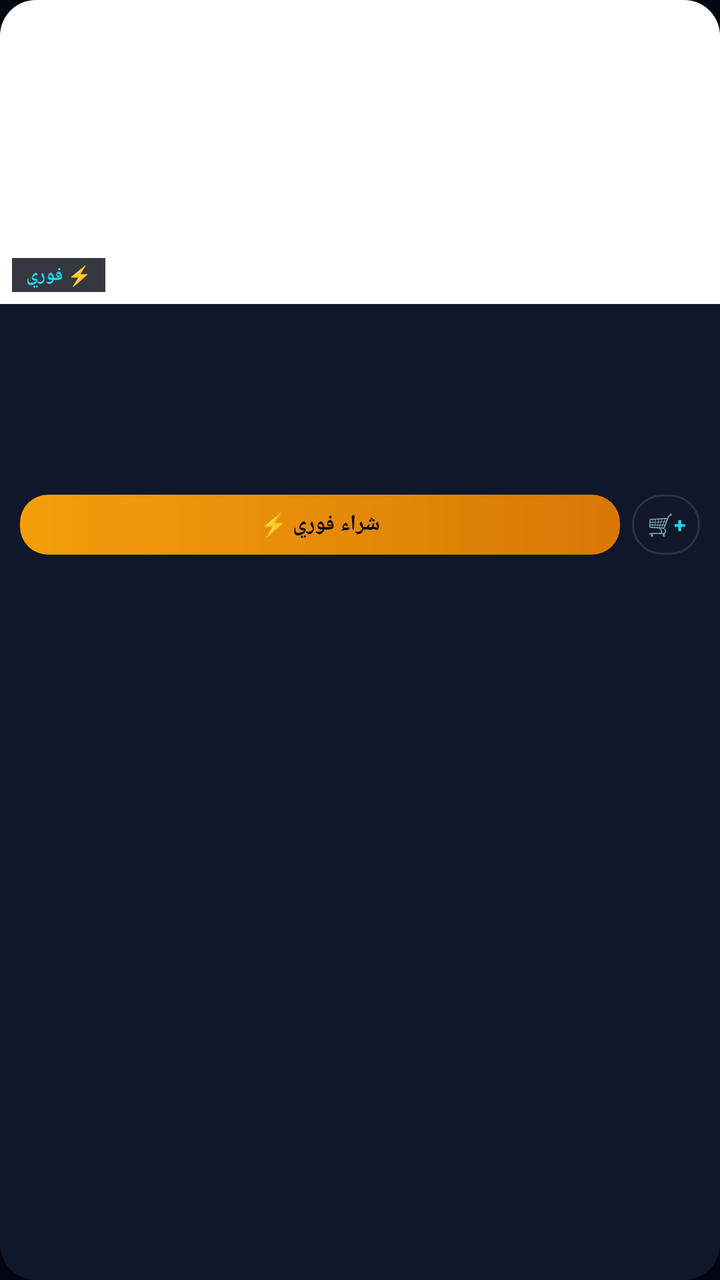
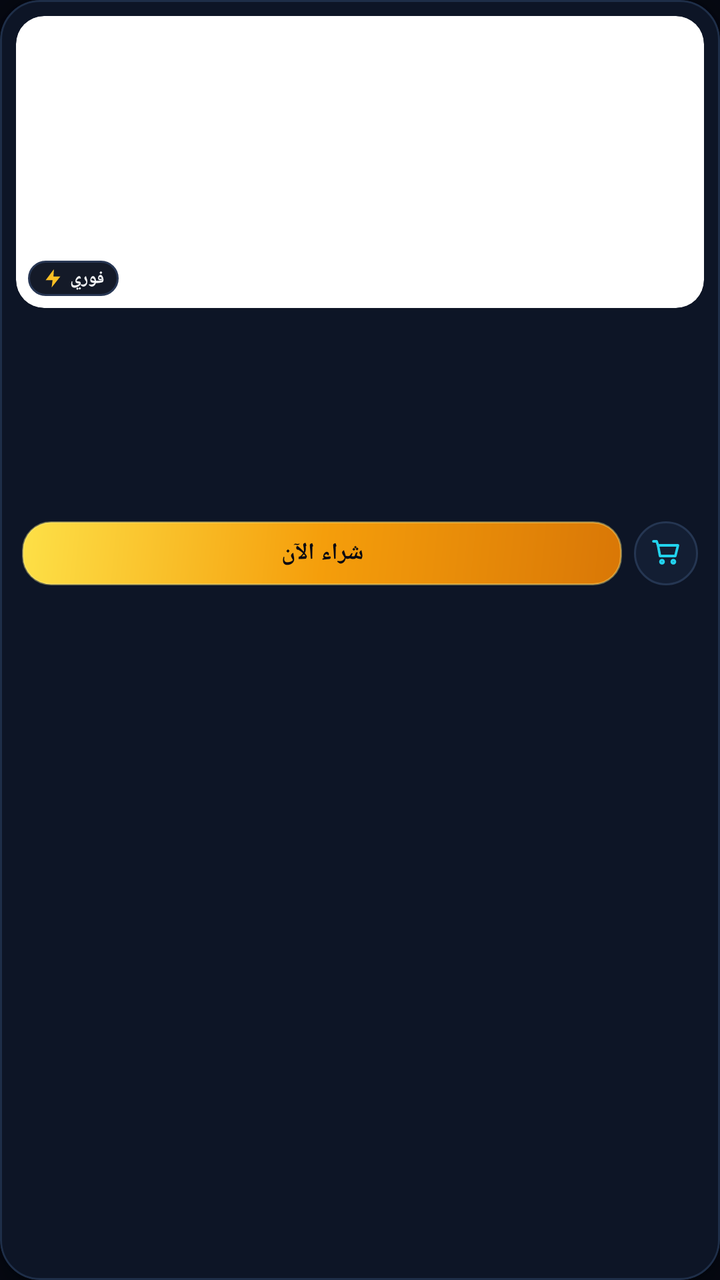

Screens rendered from an Android XML layout before and after an edit, with the pre-edit source and the edit as a unified diff.
<!-- AndroidManifest.xml: application theme Theme.RaqamiyatApp -->
<!-- res/layout/item_product_card.xml -->
<?xml version="1.0" encoding="utf-8"?>
<androidx.cardview.widget.CardView xmlns:android="http://schemas.android.com/apk/res/android"
    xmlns:app="http://schemas.android.com/apk/res-auto"
    android:layout_width="match_parent"
    android:layout_height="wrap_content"
    android:layout_margin="5dp"
    android:clickable="true"
    android:focusable="true"
    android:foreground="?android:attr/selectableItemBackground"
    app:cardBackgroundColor="#0F172A"
    app:cardCornerRadius="18dp"
    app:cardElevation="5dp">

    <LinearLayout
        android:layout_width="match_parent"
        android:layout_height="wrap_content"
        android:orientation="vertical">

        <FrameLayout
            android:layout_width="match_parent"
            android:layout_height="152dp"
            android:background="#FFFFFF">

            <ImageView
                android:id="@+id/product_image"
                android:layout_width="match_parent"
                android:layout_height="match_parent"
                android:contentDescription="صورة المنتج"
                android:padding="4dp"
                android:scaleType="fitCenter" />

            <TextView
                android:id="@+id/badge_stock"
                android:layout_width="wrap_content"
                android:layout_height="wrap_content"
                android:layout_gravity="top|start"
                android:layout_margin="8dp"
                android:background="@drawable/bg_badge_red"
                android:paddingHorizontal="8dp"
                android:paddingVertical="3dp"
                android:text="نفدت الكمية"
                android:textColor="#FFFFFF"
                android:textSize="9.5sp"
                android:textStyle="bold"
                android:visibility="gone" />

            <TextView
                android:id="@+id/badge_featured"
                android:layout_width="wrap_content"
                android:layout_height="wrap_content"
                android:layout_gravity="top|end"
                android:layout_margin="8dp"
                android:background="@drawable/bg_button_gold"
                android:paddingHorizontal="8dp"
                android:paddingVertical="3dp"
                android:text="مميز ★"
                android:textColor="#030712"
                android:textSize="9.5sp"
                android:textStyle="bold"
                android:visibility="gone" />

            <TextView
                android:id="@+id/badge_instant"
                android:layout_width="wrap_content"
                android:layout_height="wrap_content"
                android:layout_gravity="bottom|start"
                android:layout_margin="6dp"
                android:background="#CC030712"
                android:paddingHorizontal="7dp"
                android:paddingVertical="2dp"
                android:text="⚡ فوري"
                android:textColor="#22D3EE"
                android:textSize="9.5sp"
                android:textStyle="bold" />
        </FrameLayout>

        <LinearLayout
            android:layout_width="match_parent"
            android:layout_height="wrap_content"
            android:orientation="vertical"
            android:padding="10dp">

            <TextView
                android:id="@+id/product_category"
                android:layout_width="match_parent"
                android:layout_height="wrap_content"
                android:ellipsize="end"
                android:maxLines="1"
                android:textColor="#22D3EE"
                android:textSize="10sp"
                android:textStyle="bold" />

            <TextView
                android:id="@+id/product_name"
                android:layout_width="match_parent"
                android:layout_height="36dp"
                android:layout_marginTop="2dp"
                android:ellipsize="end"
                android:lineSpacingMultiplier="1.1"
                android:maxLines="2"
                android:textColor="#F8FAFC"
                android:textSize="12.5sp"
                android:textStyle="bold" />

            <TextView
                android:id="@+id/product_price"
                android:layout_width="match_parent"
                android:layout_height="wrap_content"
                android:layout_marginTop="6dp"
                android:ellipsize="end"
                android:maxLines="1"
                android:textColor="#FBBF24"
                android:textSize="14.5sp"
                android:textStyle="bold" />

            <LinearLayout
                android:layout_width="match_parent"
                android:layout_height="wrap_content"
                android:layout_marginTop="8dp"
                android:gravity="center_vertical"
                android:orientation="horizontal">

                <TextView
                    android:id="@+id/btn_card_buy"
                    android:layout_width="0dp"
                    android:layout_height="30dp"
                    android:layout_weight="1"
                    android:background="@drawable/bg_button_gold"
                    android:gravity="center"
                    android:text="شراء فوري ⚡"
                    android:textColor="#030712"
                    android:textSize="11sp"
                    android:textStyle="bold" />

                <TextView
                    android:id="@+id/btn_card_cart"
                    android:layout_width="34dp"
                    android:layout_height="30dp"
                    android:layout_marginStart="6dp"
                    android:background="@drawable/bg_chip_unselected"
                    android:gravity="center"
                    android:text="🛒+"
                    android:textColor="#22D3EE"
                    android:textSize="10.5sp"
                    android:textStyle="bold" />
            </LinearLayout>
        </LinearLayout>
    </LinearLayout>
</androidx.cardview.widget.CardView>
<!-- resources referenced by this layout -->
<resources>
  <!-- drawable bg_badge_red (drawable) -->
  <?xml version="1.0" encoding="utf-8"?>
  <shape xmlns:android="http://schemas.android.com/apk/res/android" android:shape="rectangle">
      <solid android:color="#26EF4444" />
      <corners android:radius="999dp" />
      <stroke android:width="1dp" android:color="#EF4444" />
  </shape>
  <!-- drawable bg_button_gold (drawable) -->
  <?xml version="1.0" encoding="utf-8"?>
  <shape xmlns:android="http://schemas.android.com/apk/res/android" android:shape="rectangle">
      <gradient
          android:startColor="#F59E0B"
          android:endColor="#D97706"
          android:angle="0" />
      <corners android:radius="14dp" />
  </shape>
  <!-- drawable bg_chip_unselected (drawable) -->
  <?xml version="1.0" encoding="utf-8"?>
  <shape xmlns:android="http://schemas.android.com/apk/res/android" android:shape="rectangle">
      <solid android:color="#111827" />
      <corners android:radius="20dp" />
      <stroke android:width="1dp" android:color="#263248" />
  </shape>
  <style name="Theme.RaqamiyatApp" parent="Theme.MaterialComponents.DayNight.NoActionBar">
          <item name="colorPrimary">#06B6D4</item>
          <item name="colorPrimaryVariant">#0891B2</item>
          <item name="colorOnPrimary">#000000</item>
          <item name="android:statusBarColor">#030712</item>
          <item name="android:navigationBarColor">#030712</item>
          <item name="android:windowBackground">#030712</item>
      </style>
</resources>

<!-- the commit's change to res/layout/item_product_card.xml (unified diff, before → after) -->
@@ -1,84 +1,112 @@
 <?xml version="1.0" encoding="utf-8"?>
-<androidx.cardview.widget.CardView xmlns:android="http://schemas.android.com/apk/res/android"
+<com.google.android.material.card.MaterialCardView xmlns:android="http://schemas.android.com/apk/res/android"
     xmlns:app="http://schemas.android.com/apk/res-auto"
     android:layout_width="match_parent"
     android:layout_height="wrap_content"
     android:layout_margin="5dp"
     android:clickable="true"
     android:focusable="true"
-    android:foreground="?android:attr/selectableItemBackground"
-    app:cardBackgroundColor="#0F172A"
-    app:cardCornerRadius="18dp"
-    app:cardElevation="5dp">
+    app:cardBackgroundColor="#0D1526"
+    app:cardCornerRadius="20dp"
+    app:cardElevation="6dp"
+    app:rippleColor="#22FBBF24"
+    app:strokeColor="#1E2E48"
+    app:strokeWidth="1dp">
 
     <LinearLayout
         android:layout_width="match_parent"
         android:layout_height="wrap_content"
-        android:orientation="vertical">
+        android:orientation="vertical"
+        android:padding="8dp">
 
-        <FrameLayout
+        
+        <com.google.android.material.card.MaterialCardView
             android:layout_width="match_parent"
-            android:layout_height="152dp"
-            android:background="#FFFFFF">
+            android:layout_height="146dp"
+            app:cardBackgroundColor="#FFFFFF"
+            app:cardCornerRadius="14dp"
+            app:cardElevation="0dp"
+            app:strokeWidth="0dp">
 
-            <ImageView
-                android:id="@+id/product_image"
+            <FrameLayout
                 android:layout_width="match_parent"
-                android:layout_height="match_parent"
-                android:contentDescription="صورة المنتج"
-                android:padding="4dp"
-                android:scaleType="fitCenter" />
+                android:layout_height="match_parent">
 
-            <TextView
-                android:id="@+id/badge_stock"
-                android:layout_width="wrap_content"
-                android:layout_height="wrap_content"
-                android:layout_gravity="top|start"
-                android:layout_margin="8dp"
-                android:background="@drawable/bg_badge_red"
-                android:paddingHorizontal="8dp"
-                android:paddingVertical="3dp"
-                android:text="نفدت الكمية"
-                android:textColor="#FFFFFF"
-                android:textSize="9.5sp"
-                android:textStyle="bold"
-                android:visibility="gone" />
+                <ImageView
+                    android:id="@+id/product_image"
+                    android:layout_width="match_parent"
+                    android:layout_height="match_parent"
+                    android:contentDescription="صورة المنتج"
+                    android:padding="6dp"
+                    android:scaleType="fitCenter" />
 
-            <TextView
-                android:id="@+id/badge_featured"
-                android:layout_width="wrap_content"
-                android:layout_height="wrap_content"
-                android:layout_gravity="top|end"
-                android:layout_margin="8dp"
-                android:background="@drawable/bg_button_gold"
-                android:paddingHorizontal="8dp"
-                android:paddingVertical="3dp"
-                android:text="مميز ★"
-                android:textColor="#030712"
-                android:textSize="9.5sp"
-                android:textStyle="bold"
-                android:visibility="gone" />
+                <TextView
+                    android:id="@+id/badge_stock"
+                    android:layout_width="wrap_content"
+                    android:layout_height="wrap_content"
+                    android:layout_gravity="top|start"
+                    android:layout_margin="7dp"
+                    android:background="@drawable/bg_badge_red"
+                    android:paddingHorizontal="8dp"
+                    android:paddingVertical="3dp"
+                    android:text="نفدت الكمية"
+                    android:textColor="#FFFFFF"
+                    android:textSize="9.5sp"
+                    android:textStyle="bold"
+                    android:visibility="gone" />
 
-            <TextView
-                android:id="@+id/badge_instant"
-                android:layout_width="wrap_content"
-                android:layout_height="wrap_content"
-                android:layout_gravity="bottom|start"
-                android:layout_margin="6dp"
-                android:background="#CC030712"
-                android:paddingHorizontal="7dp"
-                android:paddingVertical="2dp"
-                android:text="⚡ فوري"
-                android:textColor="#22D3EE"
-                android:textSize="9.5sp"
-                android:textStyle="bold" />
-        </FrameLayout>
+                <TextView
+                    android:id="@+id/badge_featured"
+                    android:layout_width="wrap_content"
+                    android:layout_height="wrap_content"
+                    android:layout_gravity="top|end"
+                    android:layout_margin="7dp"
+                    android:background="@drawable/bg_button_gold"
+                    android:paddingHorizontal="8dp"
+                    android:paddingVertical="3dp"
+                    android:text="مميز"
+                    android:textColor="#050811"
+                    android:textSize="9.5sp"
+                    android:textStyle="bold"
+                    android:visibility="gone" />
+
+                
+                <LinearLayout
+                    android:id="@+id/badge_instant"
+                    android:layout_width="wrap_content"
+                    android:layout_height="wrap_content"
+                    android:layout_gravity="bottom|start"
+                    android:layout_margin="6dp"
+                    android:background="@drawable/bg_bottom_dock"
+                    android:gravity="center_vertical"
+                    android:orientation="horizontal"
+                    android:paddingHorizontal="7dp"
+                    android:paddingVertical="2.5dp">
+
+                    <ImageView
+                        android:layout_width="11dp"
+                        android:layout_height="11dp"
+                        android:src="@drawable/ic_bolt" />
+
+                    <TextView
+                        android:layout_width="wrap_content"
+                        android:layout_height="wrap_content"
+                        android:layout_marginStart="3dp"
+                        android:text="فوري"
+                        android:textColor="#F8FAFC"
+                        android:textSize="9sp"
+                        android:textStyle="bold" />
+                </LinearLayout>
+            </FrameLayout>
+        </com.google.android.material.card.MaterialCardView>
 
         <LinearLayout
             android:layout_width="match_parent"
             android:layout_height="wrap_content"
+            android:layout_marginTop="8dp"
             android:orientation="vertical"
-            android:padding="10dp">
+            android:paddingHorizontal="3dp"
+            android:paddingBottom="2dp">
 
             <TextView
                 android:id="@+id/product_category"
@@ -96,7 +124,7 @@
                 android:layout_height="36dp"
                 android:layout_marginTop="2dp"
                 android:ellipsize="end"
-                android:lineSpacingMultiplier="1.1"
+                android:lineSpacingMultiplier="1.12"
                 android:maxLines="2"
                 android:textColor="#F8FAFC"
                 android:textSize="12.5sp"
@@ -106,12 +134,21 @@
                 android:id="@+id/product_price"
                 android:layout_width="match_parent"
                 android:layout_height="wrap_content"
-                android:layout_marginTop="6dp"
+                android:layout_marginTop="5dp"
                 android:ellipsize="end"
                 android:maxLines="1"
                 android:textColor="#FBBF24"
-                android:textSize="14.5sp"
+                android:textSize="15sp"
                 android:textStyle="bold" />
+
+            <TextView
+                android:id="@+id/product_price_sub"
+                android:layout_width="match_parent"
+                android:layout_height="wrap_content"
+                android:ellipsize="end"
+                android:maxLines="1"
+                android:textColor="#64748B"
+                android:textSize="10sp" />
 
             <LinearLayout
                 android:layout_width="match_parent"
@@ -123,27 +160,32 @@
                 <TextView
                     android:id="@+id/btn_card_buy"
                     android:layout_width="0dp"
-                    android:layout_height="30dp"
+                    android:layout_height="32dp"
                     android:layout_weight="1"
                     android:background="@drawable/bg_button_gold"
                     android:gravity="center"
-                    android:text="شراء فوري ⚡"
-                    android:textColor="#030712"
-                    android:textSize="11sp"
+                    android:text="شراء الآن"
+                    android:textColor="#050811"
+                    android:textSize="11.5sp"
                     android:textStyle="bold" />
 
-                <TextView
+                <FrameLayout
                     android:id="@+id/btn_card_cart"
-                    android:layout_width="34dp"
-                    android:layout_height="30dp"
+                    android:layout_width="32dp"
+                    android:layout_height="32dp"
                     android:layout_marginStart="6dp"
-                    android:background="@drawable/bg_chip_unselected"
-                    android:gravity="center"
-                    android:text="🛒+"
-                    android:textColor="#22D3EE"
-                    android:textSize="10.5sp"
-                    android:textStyle="bold" />
+                    android:background="@drawable/bg_icon_circle"
+                    android:clickable="true"
+                    android:focusable="true">
+
+                    <ImageView
+                        android:layout_width="16dp"
+                        android:layout_height="16dp"
+                        android:layout_gravity="center"
+                        android:src="@drawable/ic_cart"
+                        android:tint="#22D3EE" />
+                </FrameLayout>
             </LinearLayout>
         </LinearLayout>
     </LinearLayout>
-</androidx.cardview.widget.CardView>
+</com.google.android.material.card.MaterialCardView>
<!-- resource entries referenced after the edit -->
@@ -7,29 +7,84 @@
       <corners android:radius="999dp" />
       <stroke android:width="1dp" android:color="#EF4444" />
   </shape>
+  <!-- drawable bg_bottom_dock (drawable) -->
+  <?xml version="1.0" encoding="utf-8"?>
+  <shape xmlns:android="http://schemas.android.com/apk/res/android" android:shape="rectangle">
+      <solid android:color="#F50B1120" />
+      <corners android:radius="26dp" />
+      <stroke android:width="1dp" android:color="#283754" />
+  </shape>
   <!-- drawable bg_button_gold (drawable) -->
   <?xml version="1.0" encoding="utf-8"?>
-  <shape xmlns:android="http://schemas.android.com/apk/res/android" android:shape="rectangle">
-      <gradient
-          android:startColor="#F59E0B"
-          android:endColor="#D97706"
-          android:angle="0" />
-      <corners android:radius="14dp" />
-  </shape>
-  <!-- drawable bg_chip_unselected (drawable) -->
+  <ripple xmlns:android="http://schemas.android.com/apk/res/android"
+      android:color="#40FFFFFF">
+      <item>
+          <shape android:shape="rectangle">
+              <gradient
+                  android:angle="315"
+                  android:startColor="#FDE047"
+                  android:centerColor="#F59E0B"
+                  android:endColor="#D97706"
+                  android:type="linear" />
+              <corners android:radius="14dp" />
+              <stroke android:width="1dp" android:color="#66FEF08A" />
+          </shape>
+      </item>
+  </ripple>
+  <!-- drawable bg_icon_circle (drawable) -->
   <?xml version="1.0" encoding="utf-8"?>
-  <shape xmlns:android="http://schemas.android.com/apk/res/android" android:shape="rectangle">
-      <solid android:color="#111827" />
-      <corners android:radius="20dp" />
-      <stroke android:width="1dp" android:color="#263248" />
-  </shape>
+  <ripple xmlns:android="http://schemas.android.com/apk/res/android"
+      android:color="#3322D3EE">
+      <item>
+          <shape android:shape="oval">
+              <solid android:color="#131E33" />
+              <stroke android:width="1dp" android:color="#253652" />
+          </shape>
+      </item>
+  </ripple>
+  <!-- drawable ic_bolt (drawable) -->
+  <vector xmlns:android="http://schemas.android.com/apk/res/android"
+      android:width="20dp"
+      android:height="20dp"
+      android:viewportWidth="24"
+      android:viewportHeight="24">
+      <path
+          android:fillColor="#FBBF24"
+          android:pathData="M13,2L4,14H11.5L10.5,22L20,10H12.5L13,2Z" />
+  </vector>
+  <!-- drawable ic_cart (drawable) -->
+  <vector xmlns:android="http://schemas.android.com/apk/res/android"
+      android:width="24dp"
+      android:height="24dp"
+      android:viewportWidth="24"
+      android:viewportHeight="24">
+      <path
+          android:fillColor="#00000000"
+          android:pathData="M6,6H21L19,14H7.5L6,6ZM6,6L5,3H2.5M9,19.5A1.2,1.2 0,1 0,9 17.1A1.2,1.2 0,1 0,9 19.5ZM17.5,19.5A1.2,1.2 0,1 0,17.5 17.1A1.2,1.2 0,1 0,17.5 19.5Z"
+          android:strokeWidth="1.9"
+          android:strokeColor="#FFFFFF"
+          android:strokeLineCap="round"
+          android:strokeLineJoin="round" />
+  </vector>
   <style name="Theme.RaqamiyatApp" parent="Theme.MaterialComponents.DayNight.NoActionBar">
-          <item name="colorPrimary">#06B6D4</item>
-          <item name="colorPrimaryVariant">#0891B2</item>
-          <item name="colorOnPrimary">#000000</item>
-          <item name="android:statusBarColor">#030712</item>
-          <item name="android:navigationBarColor">#030712</item>
-          <item name="android:windowBackground">#030712</item>
+          <item name="colorPrimary">#F59E0B</item>
+          <item name="colorPrimaryVariant">#D97706</item>
+          <item name="colorSecondary">#22D3EE</item>
+          <item name="colorOnPrimary">#030712</item>
+          <item name="colorSurface">#0E1628</item>
+          <item name="colorOnSurface">#F8FAFC</item>
+          <item name="android:statusBarColor">#050811</item>
+          <item name="android:navigationBarColor">#050811</item>
+          <item name="android:windowBackground">#050811</item>
+          <item name="bottomSheetDialogTheme">@style/ThemeOverlay.Raqamiyat.BottomSheet</item>
+      </style>
+  <style name="ThemeOverlay.Raqamiyat.BottomSheet" parent="ThemeOverlay.MaterialComponents.BottomSheetDialog">
+          <item name="bottomSheetStyle">@style/Widget.Raqamiyat.BottomSheet</item>
+          <item name="android:navigationBarColor">#0B1120</item>
+      </style>
+  <style name="Widget.Raqamiyat.BottomSheet" parent="Widget.MaterialComponents.BottomSheet.Modal">
+          <item name="android:background">@android:color/transparent</item>
+          <item name="backgroundTint">@android:color/transparent</item>
       </style>
 </resources>
 
